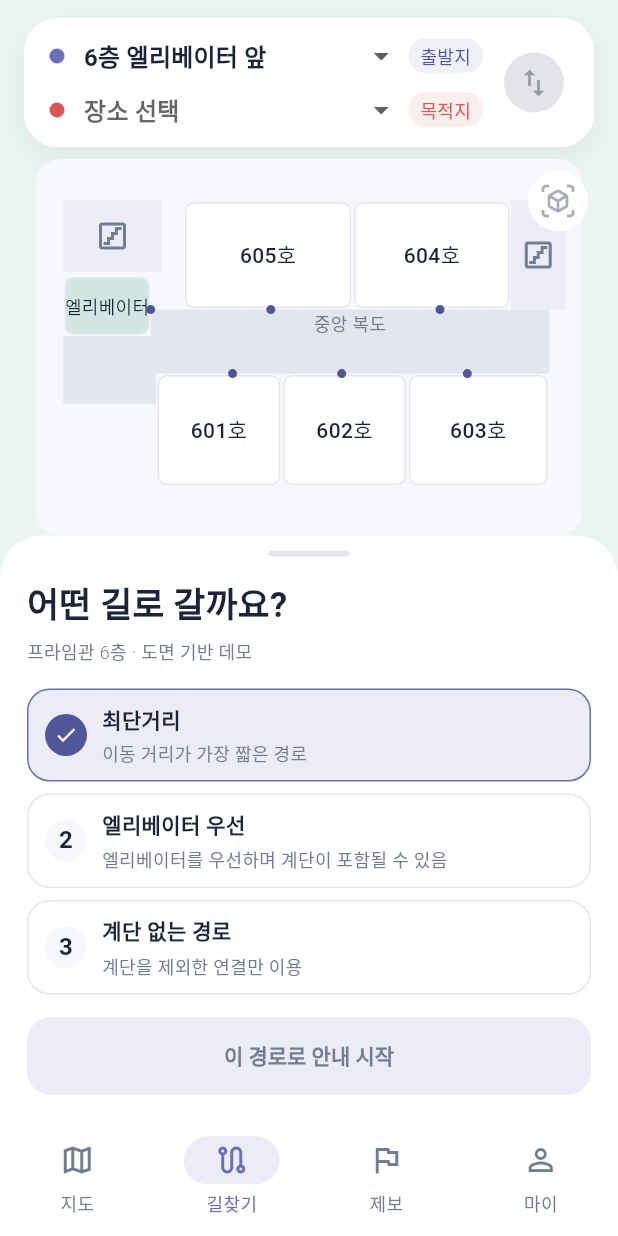
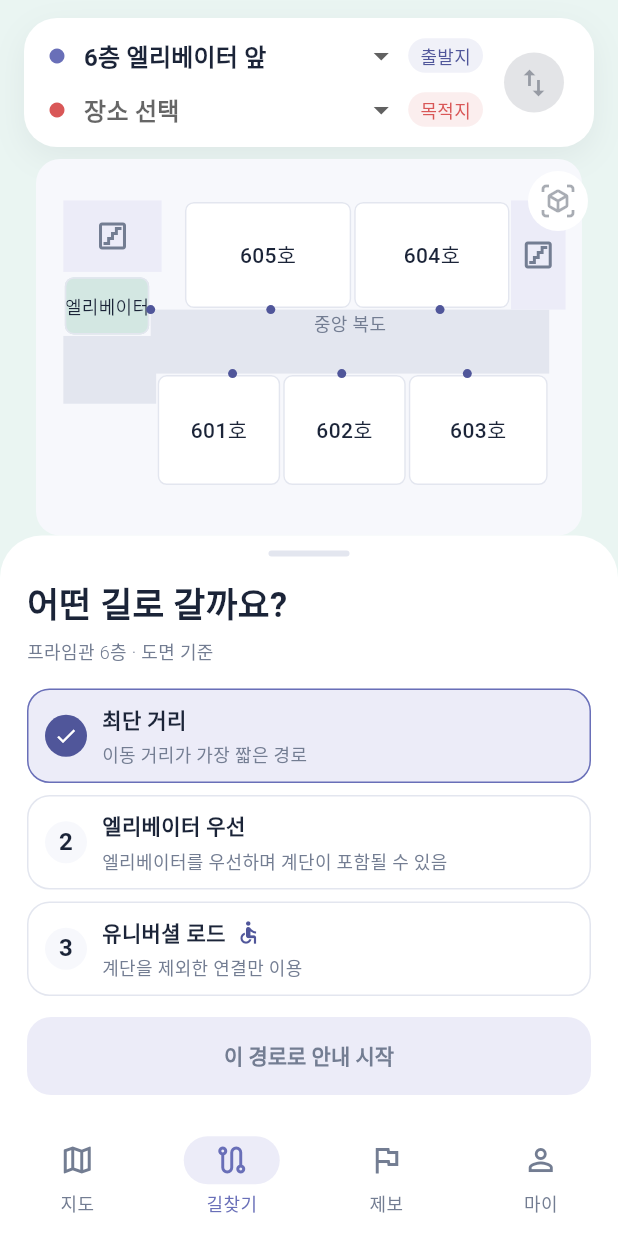
Before and after one commit to 0139702/yogijogi, a Flutter app: the screen it shows after launch, after a tap on the "turn right" icon, on a phone screen of 412 x 824 dp. Run offline on Flutter 3.47's test engine with Material 3 defaults, Android fonts, the phone set to English and light mode, and no system bars; our stand-ins replace material_ui, shared_preferences, webview_flutter; network calls fail; Roboto replaces fonts that are missing (Pretendard).

Commit message:
[feat] 프라임관 연결과 길찾기 안내 UI 개선

```diff
--- a/yogijogi/lib/app.dart
+++ b/yogijogi/lib/app.dart
@@ -34,18 +34,17 @@ class _MyAppState extends State<MyApp> {
   @override
   Widget build(BuildContext context) {
     final demoRoute = primeDemoRoute(_start, _destination, _routeOption);
-    final isMapHome = _index == 0 && _guideStep == null;
     final routeLabel = demoRoute.isEmpty
         ? null
         : _start == PrimePlace.elevator
-        ? '샘플 경로 · 엘리베이터 앞 → 603호'
-        : '샘플 경로 · 603호 → 엘리베이터 앞';
+        ? '경로 · 엘리베이터 앞 → 603호'
+        : '경로 · 603호 → 엘리베이터 앞';
     return MaterialApp(
       title: '요기조기',
       theme: AppTheme.light,
       home: Builder(
         builder: (context) => Scaffold(
-          appBar: isMapHome || _index == 1
+          appBar: _index <= 1
               ? null
               : AppBar(title: Text(['요기조기', '길찾기', '제보', '마이'][_index])),
           body: IndexedStack(
@@ -130,7 +129,7 @@ class _MyAppState extends State<MyApp> {
                   ),
                   const ListTile(
                     leading: Icon(Icons.info_outline),
-                    title: Text('캠퍼스 데모'),
+                    title: Text('캠퍼스 정보'),
                     subtitle: Text('성신여대 수정캠퍼스 · 프라임관 6층'),
                   ),
                 ],
--- a/yogijogi/lib/features/map/map_screen.dart
+++ b/yogijogi/lib/features/map/map_screen.dart
@@ -105,13 +105,11 @@ class _MapScreenState extends State<MapScreen> {
         _indoor = place.bounds != null;
       }
     });
-    if (place != PrimePlace.primeBuilding) {
     WidgetsBinding.instance.addPostFrameCallback((_) {
       if (mounted && widget.active) {
         _campus.currentState?.focusPlace(place.name);
       }
     });
-    }
     if (place.bounds == null && !widget.routePreview) {
       await _openBuilding(place.name);
     } else {
@@ -184,34 +182,13 @@ class _MapScreenState extends State<MapScreen> {
     return ColoredBox(
       color: const Color(0xffeaf5f2),
       child: ListView(
-        padding: const EdgeInsets.fromLTRB(
+        padding: EdgeInsets.fromLTRB(
           AppSpacing.screenPadding,
-          8,
+          MediaQuery.paddingOf(context).top + 12,
           AppSpacing.screenPadding,
           24,
         ),
         children: [
-          Wrap(
-            crossAxisAlignment: WrapCrossAlignment.center,
-            spacing: 8,
-            children: [
-              Text('프라임관 6층', style: AppTextStyles.title),
-              Text('층 안내도 기반 데모', style: AppTextStyles.caption),
-            ],
-          ),
-          const SizedBox(height: 8),
-          Row(
-            children: [
-              Expanded(child: _SearchBar(onTap: () => _openSearch(context))),
-              const SizedBox(width: AppSpacing.elementGapHorizontal),
-              IconButton.filledTonal(
-                tooltip: '길찾기 열기',
-                onPressed: widget.onDirections,
-                icon: const Icon(Icons.turn_right),
-              ),
-            ],
-          ),
-          const SizedBox(height: 12),
           if (destination != null)
             Card(
               margin: EdgeInsets.zero,
@@ -239,12 +216,7 @@ class _MapScreenState extends State<MapScreen> {
                 ],
               ),
             ),
-          const SizedBox(height: 8),
-          if (widget.routeLabel != null)
-            Padding(
-              padding: const EdgeInsets.only(bottom: 12),
-              child: _RouteBadge(label: widget.routeLabel!),
-            ),
+          const SizedBox(height: 12),
           if (Campus3dScreen.isSupported)
             SizedBox(
               height: 290,
@@ -417,8 +389,8 @@ class _MapScreenState extends State<MapScreen> {
           child: supports3d
               ? Campus3dScreen(
                   key: _campus,
+                  indoor: showingFloor,
                   filter: _filter.name,
-                  indoor: showingFloor,
                   active: widget.active && !_searchOpen,
                   route: widget.routePreview ? widget.demoRoute : const [],
                   onPlace: _selectScenePlace,
@@ -472,7 +444,7 @@ class _MapScreenState extends State<MapScreen> {
                         subtitle: Text(
                           widget.routePreview && widget.routeLabel != null
                               ? widget.routeLabel!
-                              : '층 안내도 기반 데모',
+                              : '층 안내도 기준',
                         ),
                         trailing: IconButton(
                           tooltip: '2D 층 안내도',
@@ -485,16 +457,14 @@ class _MapScreenState extends State<MapScreen> {
                     Row(
                       children: [
                         Expanded(
-                          child: _SearchBar(
-                            onTap: () => _openSearch(context),
-                            home: true,
-                          ),
+                          child: _SearchBar(onTap: () => _openSearch(context)),
                         ),
                         const SizedBox(width: 10),
                         _MapControl(
                           tooltip: '길찾기 열기',
                           icon: Icons.turn_right,
-                          color: AppColors.brandStrong,
+                          color: AppColors.surface,
+                          backgroundColor: AppColors.brandStrong,
                           size: 54,
                           iconSize: 29,
                           onPressed: widget.onDirections,
@@ -530,7 +500,7 @@ class _MapScreenState extends State<MapScreen> {
                         ],
                       ),
                     ),
-                    if (_filter != PlaceFilter.all)
+                    if (_filter == PlaceFilter.classrooms)
                       Padding(
                         padding: const EdgeInsets.only(top: 10),
                         child: DecoratedBox(
@@ -544,9 +514,7 @@ class _MapScreenState extends State<MapScreen> {
                               vertical: 6,
                             ),
                             child: Text(
-                              _filter == PlaceFilter.classrooms
-                                  ? '빈 강의실을 확인할 수 있는 시간표가 없습니다.'
-                                  : '샘플 데이터 · 2026.11.23',
+                              '빈 강의실을 확인할 수 있는 시간표가 없습니다.',
                               style: AppTextStyles.caption,
                             ),
                           ),
@@ -751,6 +719,7 @@ class _MapControl extends StatelessWidget {
     required this.tooltip,
     required this.icon,
     required this.color,
+    this.backgroundColor = AppColors.surface,
     required this.size,
     required this.iconSize,
     required this.onPressed,
@@ -759,6 +728,7 @@ class _MapControl extends StatelessWidget {
   final String tooltip;
   final IconData icon;
   final Color color;
+  final Color backgroundColor;
   final double size;
   final double iconSize;
   final VoidCallback onPressed;
@@ -772,7 +742,7 @@ class _MapControl extends StatelessWidget {
         onPressed: onPressed,
         icon: Icon(icon, size: iconSize),
         style: IconButton.styleFrom(
-          backgroundColor: AppColors.surface,
+          backgroundColor: backgroundColor,
           foregroundColor: color,
           shape: RoundedRectangleBorder(
             borderRadius: BorderRadius.circular(18),
@@ -784,16 +754,14 @@ class _MapControl extends StatelessWidget {
 }
 
 class _SearchBar extends StatelessWidget {
-  const _SearchBar({required this.onTap, this.home = false});
+  const _SearchBar({required this.onTap});
 
   final VoidCallback onTap;
-  final bool home;
 
   @override
   Widget build(BuildContext context) {
     final shape = RoundedRectangleBorder(
-      borderRadius: BorderRadius.circular(home ? 20 : 16),
-      side: home ? BorderSide.none : const BorderSide(color: AppColors.border),
+      borderRadius: BorderRadius.circular(20),
     );
     return Material(
       color: AppColors.surface,
@@ -802,7 +770,7 @@ class _SearchBar extends StatelessWidget {
         customBorder: shape,
         onTap: onTap,
         child: ConstrainedBox(
-          constraints: BoxConstraints(minHeight: home ? 54 : 48),
+          constraints: const BoxConstraints(minHeight: 54),
           child: Padding(
             padding: EdgeInsets.symmetric(horizontal: 16, vertical: 13),
             child: Row(
@@ -811,8 +779,8 @@ class _SearchBar extends StatelessWidget {
                 const SizedBox(width: AppSpacing.elementGapHorizontal),
                 Expanded(
                   child: Text(
-                    home ? '건물명, 강의실, 또는 제보 검색' : '건물·강의실 검색',
-                    semanticsLabel: home ? '건물명, 강의실, 또는 제보 검색' : '건물·강의실 검색',
+                    '건물명, 강의실, 또는 제보 검색',
+                    semanticsLabel: '건물명, 강의실, 또는 제보 검색',
                     maxLines: 1,
                     overflow: TextOverflow.ellipsis,
                     style: AppTextStyles.body.copyWith(
@@ -881,10 +849,7 @@ class _GuidancePanel extends StatelessWidget {
       _ when step == lastStep => '목적지에 도착했습니다.',
       _ => '복도에서 목적지 출입문으로 이동하세요.',
     };
-    return Column(
-      crossAxisAlignment: CrossAxisAlignment.stretch,
-      children: [
-        GestureDetector(
+    return GestureDetector(
       key: const ValueKey('guidance-step-card'),
       onHorizontalDragEnd: (details) {
         final velocity = details.primaryVelocity ?? 0;
@@ -899,6 +864,9 @@ class _GuidancePanel extends StatelessWidget {
           child: Column(
             crossAxisAlignment: CrossAxisAlignment.start,
             children: [
+              Row(
+                mainAxisAlignment: MainAxisAlignment.spaceBetween,
+                children: [
                   Container(
                     padding: const EdgeInsets.symmetric(
                       horizontal: 8,
@@ -909,12 +877,20 @@ class _GuidancePanel extends StatelessWidget {
                       borderRadius: BorderRadius.circular(8),
                     ),
                     child: Text(
-                      '데모 안내 · ${step + 1}/${lastStep + 1}',
+                      '안내 · ${step + 1}/${lastStep + 1}',
                       style: AppTextStyles.caption.copyWith(
                         color: AppColors.brandStrong,
                         fontWeight: FontWeight.w500,
                       ),
                     ),
+                  ),
+                  IconButton(
+                    tooltip: '안내 종료',
+                    icon: const Icon(Icons.close),
+                    color: AppColors.surface,
+                    onPressed: onEnd,
+                  ),
+                ],
               ),
               const SizedBox(height: 12),
               Text(
@@ -930,9 +906,7 @@ class _GuidancePanel extends StatelessWidget {
                       tooltip: '${index + 1}단계로 이동',
                       visualDensity: VisualDensity.compact,
                       icon: Icon(
-                            index == step
-                                ? Icons.circle
-                                : Icons.circle_outlined,
+                        index == step ? Icons.circle : Icons.circle_outlined,
                         size: 12,
                         color: index == step
                             ? Colors.white
@@ -943,13 +917,11 @@ class _GuidancePanel extends StatelessWidget {
                   TextButton.icon(
                     icon: const Icon(Icons.zoom_in),
                     label: const Text('안내도 확대'),
-                        style: TextButton.styleFrom(
-                          foregroundColor: Colors.white,
-                        ),
+                    style: TextButton.styleFrom(foregroundColor: Colors.white),
                     onPressed: () => showDialog<void>(
                       context: context,
                       builder: (dialogContext) => AlertDialog(
-                            title: const Text('층 안내도 · 데모'),
+                        title: const Text('층 안내도'),
                         content: SizedBox(
                           width: 480,
                           child: IgnorePointer(
@@ -975,34 +947,6 @@ class _GuidancePanel extends StatelessWidget {
           ),
         ),
       ),
-        ),
-        const SizedBox(height: 12),
-        const SizedBox(height: 16),
-        Row(
-          children: [
-            Expanded(
-              child: OutlinedButton(
-                onPressed: step == 0 ? null : () => onStepChanged(step - 1),
-                child: const Text('이전 단계'),
-              ),
-            ),
-            const SizedBox(width: AppSpacing.elementGapHorizontal),
-            Expanded(
-              child: FilledButton(
-                onPressed: step == lastStep
-                    ? null
-                    : () => onStepChanged(step + 1),
-                child: const Text('다음 단계'),
-              ),
-            ),
-          ],
-        ),
-        TextButton(
-          onPressed: onEnd,
-          style: TextButton.styleFrom(foregroundColor: AppColors.textSecondary),
-          child: const Text('안내 종료'),
-        ),
-      ],
     );
   }
 }
--- a/yogijogi/lib/features/map/prime_floor.dart
+++ b/yogijogi/lib/features/map/prime_floor.dart
@@ -58,7 +58,7 @@ enum PrimePlace {
   final Rect? bounds;
   final Offset? door;
 
-  String get detail => bounds == null ? '수정캠퍼스 · 건물' : '프라임관 6층 · 층 안내도 기반 데모';
+  String get detail => bounds == null ? '수정캠퍼스 · 건물' : '프라임관 6층 · 층 안내도 기준';
 
   String get searchTerms => switch (this) {
     primeBuilding => '공학 IT 프라임관 건물',
--- a/yogijogi/lib/features/navigation/route_option.dart
+++ b/yogijogi/lib/features/navigation/route_option.dart
@@ -1,7 +1,7 @@
 enum RouteOption {
-  shortest('최단거리', '이동 거리가 가장 짧은 경로'),
+  shortest('최단 거리', '이동 거리가 가장 짧은 경로'),
   elevator('엘리베이터 우선', '엘리베이터를 우선하며 계단이 포함될 수 있음'),
-  stepFree('계단 없는 경로', '계단을 제외한 연결만 이용');
+  stepFree('유니버셜 로드', '계단을 제외한 연결만 이용');
 
   const RouteOption(this.label, this.description);
 
--- a/yogijogi/lib/features/navigation/route_screen.dart
+++ b/yogijogi/lib/features/navigation/route_screen.dart
@@ -92,6 +92,11 @@ class RouteScreen extends StatelessWidget {
   @override
   Widget build(BuildContext context) {
     final end = destination;
+    final recommendElevator = primeDemoRoute(
+      start,
+      end,
+      RouteOption.elevator,
+    ).isNotEmpty;
     return ColoredBox(
       color: const Color(0xffeaf5f2),
       child: SafeArea(
@@ -218,7 +223,7 @@ class RouteScreen extends StatelessWidget {
                             ),
                             const SizedBox(height: 5),
                             Text(
-                              '프라임관 6층 · 도면 기반 데모',
+                              '프라임관 6층 · 도면 기준',
                               style: AppTextStyles.caption,
                             ),
                             const SizedBox(height: 16),
@@ -230,6 +235,9 @@ class RouteScreen extends StatelessWidget {
                                   index: index,
                                   option: candidate,
                                   selected: option == candidate,
+                                  recommended:
+                                      recommendElevator &&
+                                      candidate == RouteOption.elevator,
                                   onTap: () => onOptionChanged(candidate),
                                 ),
                               ),
@@ -241,7 +249,7 @@ class RouteScreen extends StatelessWidget {
                               _Notice(
                                 option == RouteOption.stepFree
                                     ? '확인된 계단 없는 경로가 없습니다.'
-                                    : '이 출발지와 목적지 조합의 샘플 경로가 없습니다.',
+                                    : '안내할 수 있는 경로가 없습니다.',
                               ),
                             if (hasDemoRoute)
                               const _Notice(
@@ -289,12 +297,14 @@ class _OptionTile extends StatelessWidget {
     required this.index,
     required this.option,
     required this.selected,
+    required this.recommended,
     required this.onTap,
   });
 
   final int index;
   final RouteOption option;
   final bool selected;
+  final bool recommended;
   final VoidCallback onTap;
 
   @override
@@ -336,11 +346,41 @@ class _OptionTile extends StatelessWidget {
                     crossAxisAlignment: CrossAxisAlignment.start,
                     spacing: 4,
                     children: [
-                      Text(
-                        option.label,
-                        style: AppTextStyles.body.copyWith(
-                          fontWeight: FontWeight.w700,
-                        ),
+                      Row(
+                        crossAxisAlignment: CrossAxisAlignment.baseline,
+                        textBaseline: TextBaseline.alphabetic,
+                        children: [
+                          Expanded(
+                            child: Wrap(
+                              spacing: 6,
+                              crossAxisAlignment: WrapCrossAlignment.center,
+                              children: [
+                                Text(
+                                  option.label,
+                                  style: AppTextStyles.body.copyWith(
+                                    fontWeight: FontWeight.w700,
+                                  ),
+                                ),
+                                if (option == RouteOption.stepFree)
+                                  const Icon(
+                                    Icons.accessible,
+                                    size: 18,
+                                    color: AppColors.brandStrong,
+                                  ),
+                              ],
+                            ),
+                          ),
+                          if (recommended) ...[
+                            const SizedBox(width: 8),
+                            Text(
+                              '추천',
+                              style: AppTextStyles.caption.copyWith(
+                                color: AppColors.brandStrong,
+                                fontWeight: FontWeight.w700,
+                              ),
+                            ),
+                          ],
+                        ],
                       ),
                       Text(option.description, style: AppTextStyles.caption),
                     ],
--- a/yogijogi/lib/features/reports/reports_screen.dart
+++ b/yogijogi/lib/features/reports/reports_screen.dart
@@ -58,7 +58,7 @@ class _ReportsScreenState extends State<ReportsScreen> {
       children: [
         const ListTile(
           title: Text('개발용 제보'),
-          subtitle: Text('샘플 데이터만 사용해 주세요.'),
+          subtitle: Text('테스트용 제보만 등록해 주세요.'),
         ),
         Wrap(
           spacing: 12,
```
Also changed, not shown: 3 other files. Lines whose indentation alone changed are shown as unchanged.
